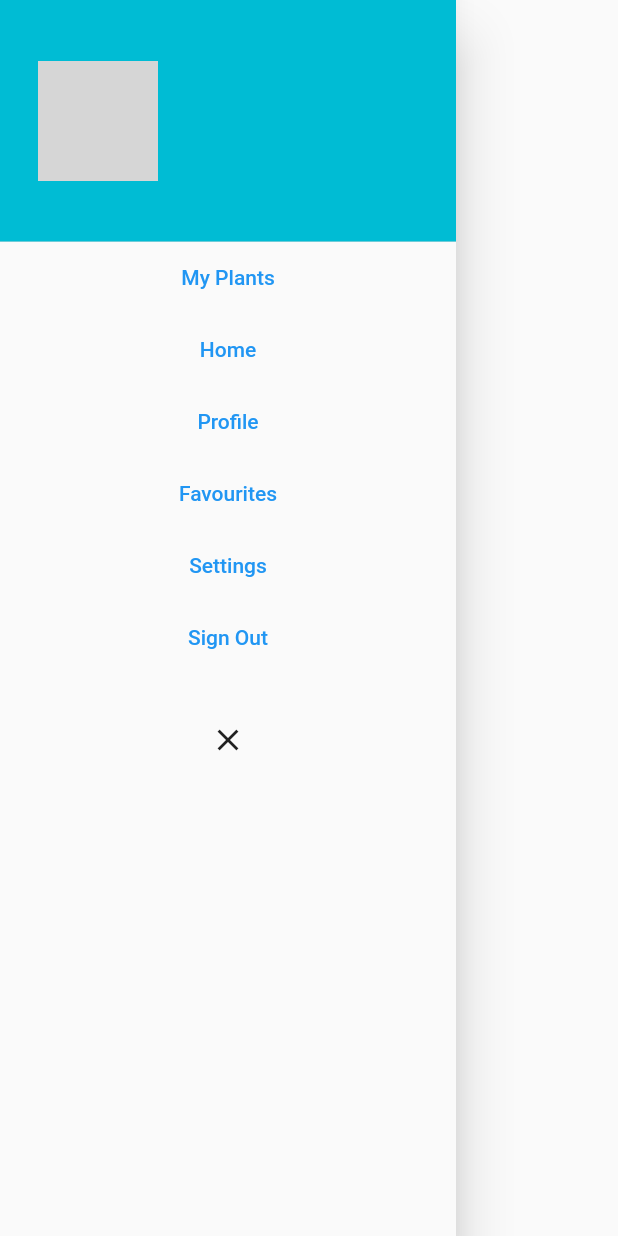
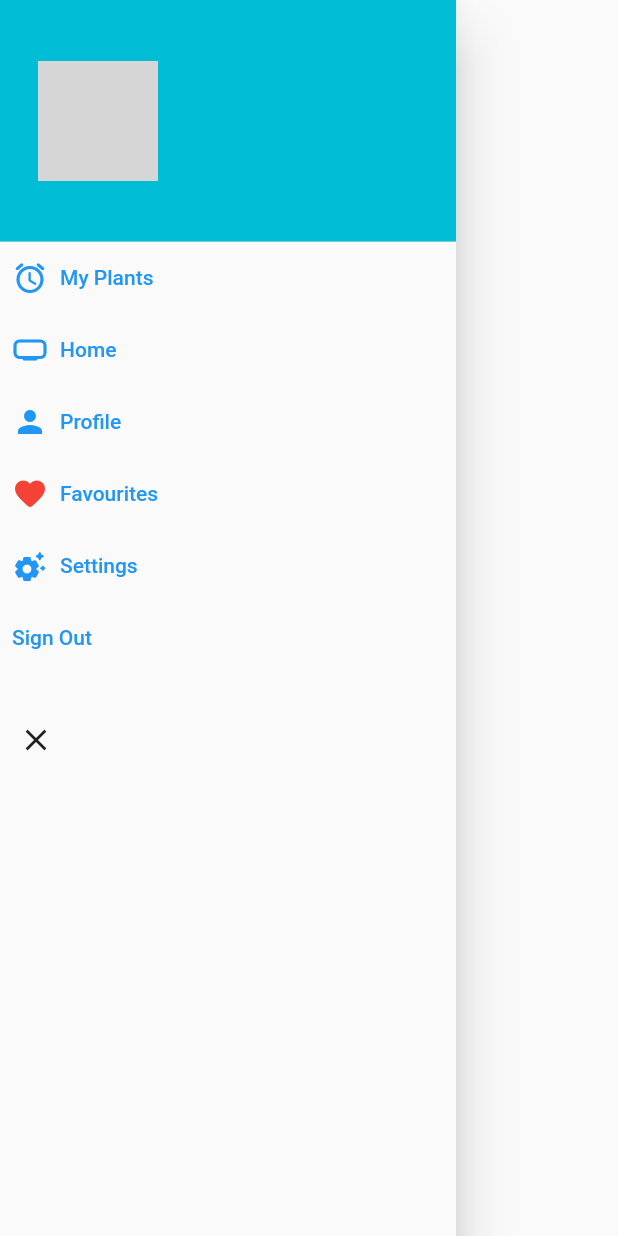
Before and after one commit to AverageMalchik/nurture, a Flutter app: the DrawerModel widget shown alone on an empty page, opened directly, on a phone screen of 412 x 824 dp. Run offline on Flutter 3.47's test engine with Material 2 defaults, Android fonts, the phone set to English and light mode, and no system bars; our stand-ins replace cloud_firestore, firebase_auth, firebase_core, flutter_signin_button, google_sign_in, shimmer; accounts and stored records are empty; network calls fail; grey boxes are pictures that could not be loaded.

Commit message:
finished setting homepage

```diff
--- /dev/null
+++ b/lib/UI/ui.dart
@@ -0,0 +1 @@
+import 'package:flutter/material.dart';
--- a/lib/models/drawer_model.dart
+++ b/lib/models/drawer_model.dart
@@ -2,6 +2,7 @@ import 'package:flutter/material.dart';
 import 'package:nurture/models/user.dart';
 import 'package:nurture/screens/home.dart';
 import 'package:nurture/screens/profile.dart';
+import 'package:nurture/screens/settings.dart';
 import 'package:nurture/services/authentication.dart';
 import 'package:nurture/services/database.dart';
 import 'package:provider/provider.dart';
@@ -15,8 +16,8 @@ class _DrawerModelState extends State<DrawerModel> {
   @override
   Widget build(BuildContext context) {
     return Drawer(
-      child: ListView(
-        padding: EdgeInsets.zero,
+      child: Column(
+        crossAxisAlignment: CrossAxisAlignment.start,
         children: [
           DrawerHeader(
             margin: EdgeInsets.all(0),
@@ -35,17 +36,37 @@ class _DrawerModelState extends State<DrawerModel> {
               ],
             ),
           ),
-          TextButton(onPressed: () {}, child: Text('My Plants')),
-          TextButton(
-              onPressed: () => Navigator.pushReplacement(
-                  context, MaterialPageRoute(builder: (_) => Home())),
-              child: Text('Home')),
-          TextButton(
-              onPressed: () => Navigator.push(
-                  context, MaterialPageRoute(builder: (_) => Profile())),
-              child: Text('Profile')),
-          TextButton(onPressed: () {}, child: Text('Favourites')),
-          TextButton(onPressed: () {}, child: Text('Settings')),
+          TextButton.icon(
+            onPressed: () {},
+            label: Text('My Plants'),
+            icon: Icon(Icons.access_alarm_rounded),
+          ),
+          TextButton.icon(
+            onPressed: () => Navigator.pushReplacement(
+                context, MaterialPageRoute(builder: (_) => Home())),
+            label: Text('Home'),
+            icon: Icon(Icons.home_max_rounded),
+          ),
+          TextButton.icon(
+            onPressed: () => Navigator.push(
+                context, MaterialPageRoute(builder: (_) => Profile())),
+            label: Text('Profile'),
+            icon: Icon(Icons.person),
+          ),
+          TextButton.icon(
+            onPressed: () {},
+            label: Text('Favourites'),
+            icon: Icon(
+              Icons.favorite_rounded,
+              color: Colors.red,
+            ),
+          ),
+          TextButton.icon(
+            onPressed: () => Navigator.push(
+                context, MaterialPageRoute(builder: (_) => Settings())),
+            label: Text('Settings'),
+            icon: Icon(Icons.settings_suggest_rounded),
+          ),
           TextButton(
               onPressed: () async {
                 await AuthenticationService().signOut();
--- /dev/null
+++ b/lib/models/plant.dart
@@ -0,0 +1,23 @@
+class PlantReference {
+  final String cover;
+  final String name;
+  final int stock;
+  final int pricing;
+  final String id;
+  PlantReference(
+      {required this.cover,
+      required this.name,
+      required this.stock,
+      required this.pricing,
+      required this.id});
+
+  factory PlantReference.fromMap(Map<String, dynamic> data) {
+    final String cover = data['1'];
+    final String name = data['name'];
+    final int stock = data['stock'];
+    final int pricing = data['pricing'];
+    final String id = data['id'];
+    return PlantReference(
+        cover: cover, name: name, stock: stock, pricing: pricing, id: id);
+  }
+}
--- a/lib/models/unsplash_dialog.dart
+++ b/lib/models/unsplash_dialog.dart
@@ -1,4 +1,3 @@
-import 'package:firebase_auth/firebase_auth.dart';
 import 'package:flutter/material.dart';
 import 'package:http/http.dart' as http;
 import 'package:nurture/models/user.dart';
@@ -14,7 +13,6 @@ class UnsplashDialog extends StatefulWidget {
 
 class _UnsplashDialogState extends State<UnsplashDialog> {
   var _response;
-  final FirebaseAuth _auth = FirebaseAuth.instance;
   // to get random image from unsplash, each time
   Future getRandomImage() async {
     try {
--- a/lib/models/user.dart
+++ b/lib/models/user.dart
@@ -1,5 +1,3 @@
-import 'package:firebase_auth/firebase_auth.dart';
-
 class UserNameReference {
   final String displayName;
   UserNameReference(this.displayName);
--- /dev/null
+++ b/lib/screens/cart.dart
@@ -0,0 +1 @@
+import 'package:flutter/material.dart';
--- a/lib/services/authentication.dart
+++ b/lib/services/authentication.dart
@@ -1,7 +1,5 @@
 import 'package:firebase_auth/firebase_auth.dart';
 import 'package:google_sign_in/google_sign_in.dart';
-import 'package:nurture/models/user.dart';
-import 'package:nurture/services/database.dart';
 
 class AuthenticationService {
   final FirebaseAuth _auth = FirebaseAuth.instance;
--- a/lib/wrapper_builder.dart
+++ b/lib/wrapper_builder.dart
@@ -21,8 +21,8 @@ class WrapperBuilder extends StatelessWidget {
               providers: [
                 Provider<User>.value(value: user),
                 Provider<DatabaseService>(
-                create: (_) => DatabaseService(uid: user.uid),
-              ),
+                  create: (_) => DatabaseService(uid: user.uid),
+                ),
               ],
               child: builder(context, snapshot),
             );
--- a/pubspec.yaml
+++ b/pubspec.yaml
@@ -31,6 +31,7 @@ dependencies:
   random_string: ^2.3.1
   http: ^0.13.3
   convert: ^3.0.1
+  shimmer: ^2.0.0
 
 
   # The following adds the Cupertino Icons font to your application.
```
Also changed, not shown: lib/models/plant_tile.dart (added, +192 -0 lines), lib/models/plants_list.dart (added, +27 -0 lines), lib/screens/home.dart (+42 -25 lines), lib/screens/settings.dart (added, +81 -0 lines), lib/screens/welcome.dart (added, +13 -0 lines), lib/services/database.dart (+18 -0 lines), pubspec.lock.
